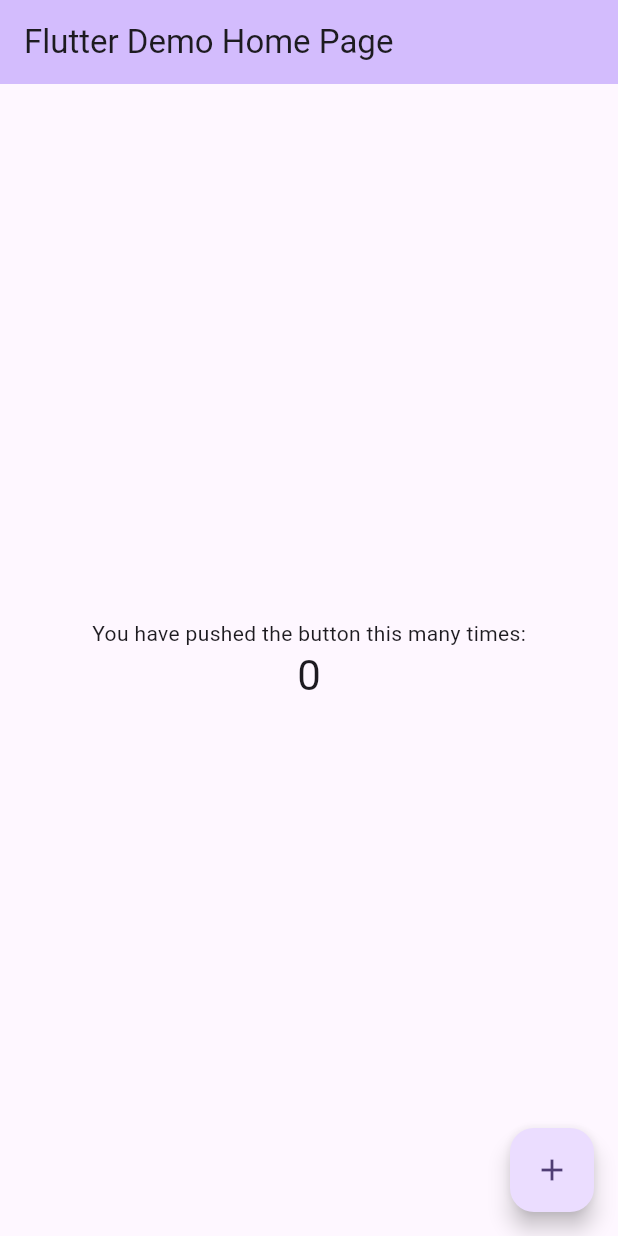
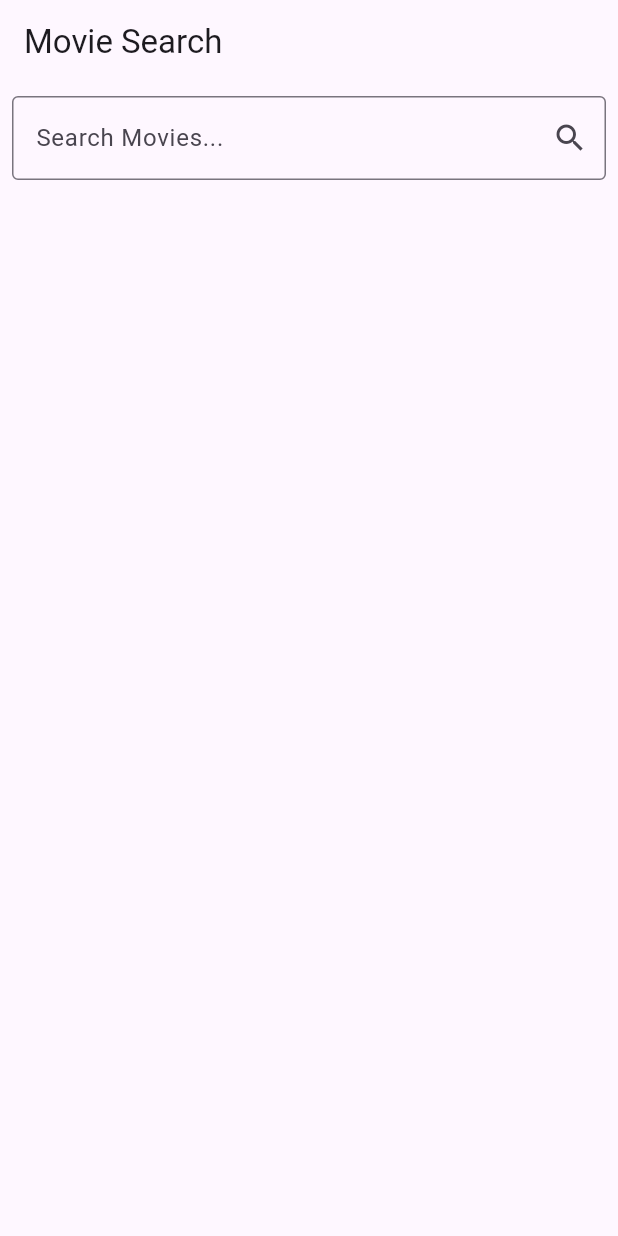
Before and after one commit to justsaagar/OMDB-practical, a Flutter app: the screen it shows after launch, on a phone screen of 412 x 824 dp. Run offline on Flutter 3.47's test engine with Material 3 defaults, Android fonts, the light colour scheme and no system bars; our stand-ins replace connectivity_plus, get, get_it, internet_connection_checker_plus.

Commit message:
Add  : Movie search screen

```diff
--- /dev/null
+++ b/lib/app/constant/string_constants.dart
@@ -0,0 +1,3 @@
+class StringConstants {
+  static const String apiKey = 'b857a95b';
+}
--- /dev/null
+++ b/lib/app/enum/api_status.dart
@@ -0,0 +1,8 @@
+
+
+enum ApiStatus {
+  initial,
+  loading,
+  success,
+  failed
+}
--- /dev/null
+++ b/lib/app/routes/route_constant.dart
@@ -0,0 +1,15 @@
+import 'package:get/get.dart';
+import 'package:omdb_practical/screens/movie_module/movie_details_page.dart';
+import 'package:omdb_practical/screens/movie_module/movie_search/movie_search_page.dart';
+
+class RouteConstant {
+  static const String initial = '/';
+  static const String movieDetails = '/movie-details';
+}
+
+mixin GetPageRouteHelper {
+  static List<GetPage> routes = [
+    GetPage(name: RouteConstant.initial, page: () => MovieSearchPage()),
+    GetPage(name: RouteConstant.movieDetails, page: () => const MovieDetailsPage()),
+  ];
+}
--- /dev/null
+++ b/lib/controller/movie_controller.dart
@@ -0,0 +1,12 @@
+import 'package:get/get.dart';
+import 'package:omdb_practical/main.dart';
+import 'package:omdb_practical/repository/movie_repository/movie_repository.dart';
+import 'package:omdb_practical/serializer/search_movie.dart';
+
+class MovieController extends GetxController {
+  MovieRepository movieRepository = getIt.get<MovieRepository>();
+
+  Future<List<Movie>> getSearchedMovieList(String movieName) async {
+    return await movieRepository.searchMovie(movieName);
+  }
+}
--- a/lib/main.dart
+++ b/lib/main.dart
@@ -1,125 +1,45 @@
 import 'package:flutter/material.dart';
+import 'package:flutter/services.dart';
+import 'package:get_it/get_it.dart';
+import 'package:get/get.dart';
+import 'package:omdb_practical/app/routes/route_constant.dart';
+import 'package:omdb_practical/repository/movie_repository/movie_repository.dart';
+import 'package:omdb_practical/repository/movie_repository/movie_repository_impl.dart';
 
-void main() {
-  runApp(const MyApp());
+final getIt = GetIt.instance;
+
+Future<void> init() async {
+  getIt.registerSingleton<MovieRepository>(MovieRepositoryImpl());
+}
+
+Future<void> main() async {
+  WidgetsFlutterBinding.ensureInitialized();
+  await init();
+  SystemChrome.setSystemUIOverlayStyle(
+    const SystemUiOverlayStyle(statusBarBrightness: Brightness.light, statusBarIconBrightness: Brightness.dark),
+  );
+  SystemChrome.setPreferredOrientations([DeviceOrientation.portraitUp, DeviceOrientation.portraitDown]);
+  runApp(MyApp());
 }
 
 class MyApp extends StatelessWidget {
   const MyApp({super.key});
 
-  // This widget is the root of your application.
   @override
   Widget build(BuildContext context) {
-    return MaterialApp(
-      title: 'Flutter Demo',
-      theme: ThemeData(
-        // This is the theme of your application.
-        //
-        // TRY THIS: Try running your application with "flutter run". You'll see
-        // the application has a purple toolbar. Then, without quitting the app,
-        // try changing the seedColor in the colorScheme below to Colors.green
-        // and then invoke "hot reload" (save your changes or press the "hot
-        // reload" button in a Flutter-supported IDE, or press "r" if you used
-        // the command line to start the app).
-        //
-        // Notice that the counter didn't reset back to zero; the application
-        // state is not lost during the reload. To reset the state, use hot
-        // restart instead.
-        //
-        // This works for code too, not just values: Most code changes can be
-        // tested with just a hot reload.
-        colorScheme: ColorScheme.fromSeed(seedColor: Colors.deepPurple),
-        useMaterial3: true,
-      ),
-      home: const MyHomePage(title: 'Flutter Demo Home Page'),
+    return GetMaterialApp(
+      title: 'HelpdeskApp',
+      debugShowCheckedModeBanner: false,
+      initialRoute: RouteConstant.initial,
+      defaultTransition: Transition.fadeIn,
+      getPages: GetPageRouteHelper.routes,
+      builder: (context, child) {
+        child = MediaQuery(
+          data: MediaQuery.of(context).copyWith(textScaler: const TextScaler.linear(1.0)),
+          child: child ?? Container(),
+        );
+        return child;
+      },
     );
   }
 }
-
-class MyHomePage extends StatefulWidget {
-  const MyHomePage({super.key, required this.title});
-
-  // This widget is the home page of your application. It is stateful, meaning
-  // that it has a State object (defined below) that contains fields that affect
-  // how it looks.
-
-  // This class is the configuration for the state. It holds the values (in this
-  // case the title) provided by the parent (in this case the App widget) and
-  // used by the build method of the State. Fields in a Widget subclass are
-  // always marked "final".
-
-  final String title;
-
-  @override
-  State<MyHomePage> createState() => _MyHomePageState();
-}
-
-class _MyHomePageState extends State<MyHomePage> {
-  int _counter = 0;
-
-  void _incrementCounter() {
-    setState(() {
-      // This call to setState tells the Flutter framework that something has
-      // changed in this State, which causes it to rerun the build method below
-      // so that the display can reflect the updated values. If we changed
-      // _counter without calling setState(), then the build method would not be
-      // called again, and so nothing would appear to happen.
-      _counter++;
-    });
-  }
-
-  @override
-  Widget build(BuildContext context) {
-    // This method is rerun every time setState is called, for instance as done
-    // by the _incrementCounter method above.
-    //
-    // The Flutter framework has been optimized to make rerunning build methods
-    // fast, so that you can just rebuild anything that needs updating rather
-    // than having to individually change instances of widgets.
-    return Scaffold(
-      appBar: AppBar(
-        // TRY THIS: Try changing the color here to a specific color (to
-        // Colors.amber, perhaps?) and trigger a hot reload to see the AppBar
-        // change color while the other colors stay the same.
-        backgroundColor: Theme.of(context).colorScheme.inversePrimary,
-        // Here we take the value from the MyHomePage object that was created by
-        // the App.build method, and use it to set our appbar title.
-        title: Text(widget.title),
-      ),
-      body: Center(
-        // Center is a layout widget. It takes a single child and positions it
-        // in the middle of the parent.
-        child: Column(
-          // Column is also a layout widget. It takes a list of children and
-          // arranges them vertically. By default, it sizes itself to fit its
-          // children horizontally, and tries to be as tall as its parent.
-          //
-          // Column has various properties to control how it sizes itself and
-          // how it positions its children. Here we use mainAxisAlignment to
-          // center the children vertically; the main axis here is the vertical
-          // axis because Columns are vertical (the cross axis would be
-          // horizontal).
-          //
-          // TRY THIS: Invoke "debug painting" (choose the "Toggle Debug Paint"
-          // action in the IDE, or press "p" in the console), to see the
-          // wireframe for each widget.
-          mainAxisAlignment: MainAxisAlignment.center,
-          children: <Widget>[
-            const Text(
-              'You have pushed the button this many times:',
-            ),
-            Text(
-              '$_counter',
-              style: Theme.of(context).textTheme.headlineMedium,
-            ),
-          ],
-        ),
-      ),
-      floatingActionButton: FloatingActionButton(
-        onPressed: _incrementCounter,
-        tooltip: 'Increment',
-        child: const Icon(Icons.add),
-      ), // This trailing comma makes auto-formatting nicer for build methods.
-    );
-  }
-}
--- /dev/null
+++ b/lib/repository/movie_repository/movie_repository.dart
@@ -0,0 +1,7 @@
+import 'package:omdb_practical/serializer/search_movie.dart';
+
+abstract class MovieRepository {
+  Future<List<Movie>> searchMovie(String movieName);
+
+  Future<Movie> getMovieDetails(String movieId);
+}
--- /dev/null
+++ b/lib/screens/movie_module/movie_search/movie_search_helper.dart
@@ -0,0 +1,21 @@
+import 'package:flutter/material.dart';
+import 'package:omdb_practical/app/enum/api_status.dart';
+import 'package:omdb_practical/screens/movie_module/movie_search/movie_search_page.dart';
+import 'package:omdb_practical/serializer/search_movie.dart';
+
+class MovieSearchHelper {
+  MovieSearchPageState state;
+  TextEditingController searchController = TextEditingController();
+  ApiStatus apiStatus = ApiStatus.initial;
+  List<Movie> movieList = <Movie>[];
+  bool isLoading = false;
+
+  MovieSearchHelper(this.state);
+
+  void updateState() => state.movieController.update();
+
+  Future<void> searchMovie() async {
+    movieList = await state.movieController.getSearchedMovieList(searchController.text);
+    updateState();
+  }
+}
--- /dev/null
+++ b/lib/screens/movie_module/movie_search/movie_search_page.dart
@@ -0,0 +1,85 @@
+import 'package:flutter/material.dart';
+import 'package:get/get.dart';
+import 'package:omdb_practical/app/helper/extension_helper.dart';
+import 'package:omdb_practical/controller/movie_controller.dart';
+import 'package:omdb_practical/screens/movie_module/movie_search/movie_search_helper.dart';
+import 'package:omdb_practical/serializer/search_movie.dart';
+
+class MovieSearchPage extends StatefulWidget {
+  const MovieSearchPage({super.key});
+
+  @override
+  State<MovieSearchPage> createState() => MovieSearchPageState();
+}
+
+class MovieSearchPageState extends State<MovieSearchPage> {
+  late MovieController movieController;
+  MovieSearchHelper? movieSearchHelper;
+
+  @override
+  Widget build(BuildContext context) {
+    movieSearchHelper ?? (movieSearchHelper = MovieSearchHelper(this));
+    return Scaffold(
+      appBar: AppBar(title: Text("Movie Search")),
+      body: GetBuilder<MovieController>(
+        init: MovieController(),
+        builder: (movieController) {
+          this.movieController = movieController;
+          return Column(
+            children: [
+              Padding(
+                padding: const EdgeInsets.all(8.0),
+                child: TextFormField(
+                  controller: movieSearchHelper?.searchController,
+                  decoration: InputDecoration(
+                    labelText: 'Search Movies...',
+                    border: OutlineInputBorder(),
+                    suffixIcon: IconButton(
+                      icon: Icon(Icons.search),
+                      onPressed: () {
+                        'sdsd'.logs();
+                        movieSearchHelper?.searchMovie();
+                      },
+                    ),
+                  ),
+                ),
+              ),
+              Expanded(
+                child: ListView.separated(
+                  shrinkWrap: true,
+                  itemCount: movieSearchHelper?.movieList.length ?? 0,
+                  itemBuilder: (context, index) {
+                    final Movie? movie = movieSearchHelper?.movieList[index];
+                    if (movie == null) return SizedBox();
+                    return ListTile(
+                      leading: Image.network(
+                        (movie.poster!.isNotEmpty && movie.poster != 'N/A')
+                            ? movie.poster ?? ''
+                            : 'https://via.placeholder.com/150',
+                        width: 50,
+                        height: 80,
+                        fit: BoxFit.cover,
+                        errorBuilder: (context, error, stackTrace) {
+                          return Image.network(
+                            'https://via.placeholder.com/150',
+                            width: 50,
+                            height: 80,
+                            fit: BoxFit.cover,
+                          );
+                        },
+                      ),
+                      title: Text(movie.title ?? ''),
+                      subtitle: Text(movie.year ?? ''),
+                      onTap: () {},
+                    );
+                  },
+                  separatorBuilder: (context, index) => SizedBox(height: 16),
+                ),
+              ),
+            ],
+          );
+        },
+      ),
+    );
+  }
+}
--- /dev/null
+++ b/lib/serializer/search_movie.dart
@@ -0,0 +1,55 @@
+import 'package:json_annotation/json_annotation.dart';
+
+part 'search_movie.g.dart';
+
+@JsonSerializable()
+class SearchMovie {
+  @JsonKey(name: 'Search')
+  final List<Movie> search;
+
+  @JsonKey(name: 'totalResults')
+  final String? totalResults;
+
+  @JsonKey(name: 'Response')
+  final String? response;
+
+  SearchMovie({
+    this.search = const <Movie>[],
+    this.totalResults,
+    this.response,
+  });
+
+  factory SearchMovie.fromJson(Map<String, dynamic> json) => _$SearchMovieFromJson(json);
+
+  Map<String, dynamic> toJson() => _$SearchMovieToJson(this);
+}
+
+@JsonSerializable()
+class Movie {
+  @JsonKey(name: 'Title')
+  final String? title;
+
+  @JsonKey(name: 'Year')
+  final String? year;
+
+  @JsonKey(name: 'imdbID')
+  final String? imdbID;
+
+  @JsonKey(name: 'Type')
+  final String? type;
+
+  @JsonKey(name: 'Poster')
+  final String? poster;
+
+  Movie({
+    this.title,
+    this.year,
+    this.imdbID,
+    this.type,
+    this.poster,
+  });
+
+  factory Movie.fromJson(Map<String, dynamic> json) => _$MovieFromJson(json);
+
+  Map<String, dynamic> toJson() => _$MovieToJson(this);
+}
```
Also changed, not shown: lib/app/helper/rest_helper.dart (added, +77 -0 lines), lib/app/helper/result_helper.dart (added, +30 -0 lines), lib/app/routes/route_helper.dart (added, +12 -0 lines), lib/repository/movie_repository/movie_repository_impl.dart (added, +36 -0 lines), lib/serializer/search_movie.g.dart (added), 4 other files.
